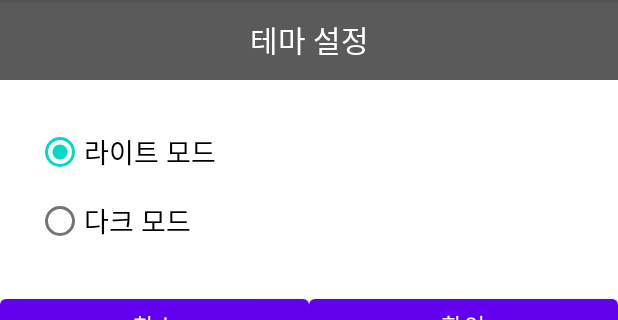
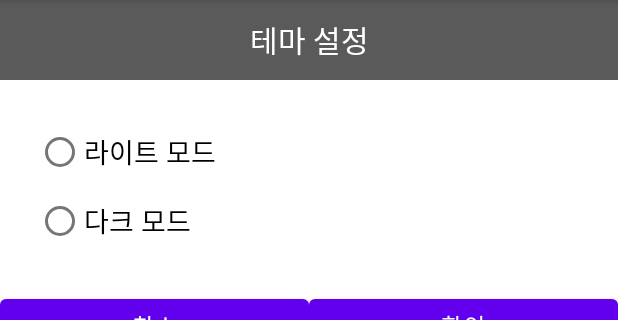
Before and after one commit to kksomi/PWManager, an Android app: the SettingThemeActivity screen opened directly, with no data from a screen before it, after a tap on "라이트 모드", on a phone screen of 412 x 824 dp, the part 84-404 px from its top. Run offline under Robolectric (Android 15) with nearby library versions, the phone set to English and light mode, and no system bars.

Commit message:
테마 라디오 박스 상태 유지

```diff
--- a/app/src/main/java/com/example/pwmanager/ui/setting/SettingThemeActivity.java
+++ b/app/src/main/java/com/example/pwmanager/ui/setting/SettingThemeActivity.java
@@ -1,10 +1,12 @@
 package com.example.pwmanager.ui.setting;
 
 import android.content.Intent;
+import android.content.SharedPreferences;
 import android.os.Bundle;
 import android.view.MotionEvent;
 import android.view.View;
 import android.widget.Button;
+import android.widget.RadioButton;
 
 import androidx.appcompat.app.AppCompatActivity;
 
@@ -13,16 +15,23 @@ import com.example.pwmanager.ThemeUtil;
 
 public class SettingThemeActivity extends AppCompatActivity {
 
-    Button r_btn_light,r_btn_dark;
+    RadioButton r_btn_light,r_btn_dark;
     String themeColor;
+    SharedPreferences settings;
+    SharedPreferences.Editor editor;
 
     @Override
     protected void onCreate(Bundle savedInstanceState) {
         super.onCreate(savedInstanceState);
         setContentView(R.layout.activity_setting_theme);
 
+        settings = getSharedPreferences("Answer",0);
+        editor = settings.edit();
+
         r_btn_light = findViewById(R.id.radioButton);
         r_btn_dark = findViewById(R.id.radioButton2);
+
+        r_btn_light.setChecked(true);
 
         r_btn_light.setOnClickListener((new View.OnClickListener() {
             @Override
@@ -30,7 +39,10 @@ public class SettingThemeActivity extends AppCompatActivity {
                 themeColor = ThemeUtil.LIGHT_MODE;
                 ThemeUtil.applyTheme(themeColor);
                 ThemeUtil.modSave(getApplicationContext(),themeColor);
-            }
+                editor.putBoolean("r_btn_light",true);
+                editor.putBoolean("r_btn_dark",false);
+                editor.commit();
+                }
         }));
 
         r_btn_dark.setOnClickListener(new View.OnClickListener() {
@@ -39,10 +51,19 @@ public class SettingThemeActivity extends AppCompatActivity {
                 themeColor = ThemeUtil.DARK_MODE;
                 ThemeUtil.applyTheme(themeColor);
                 ThemeUtil.modSave(getApplicationContext(),themeColor);
+                editor.putBoolean("r_btn_light",false);
+                editor.putBoolean("r_btn_dark",true);
+                editor.commit();
             }
         });
         //데이터 가져오기
         Intent intent = getIntent();
+
+        boolean btn_light = settings.getBoolean("r_btn_light",false);
+        boolean btn_dark = settings.getBoolean("r_btn_dark",false);
+
+        r_btn_light.setChecked(btn_light);
+        r_btn_dark.setChecked(btn_dark);
     }
 
     //취소, 확인 버튼 클릭
@@ -64,5 +85,4 @@ public class SettingThemeActivity extends AppCompatActivity {
         }
         return true;
     }
-
 }
--- a/app/src/main/res/layout/activity_setting_theme.xml
+++ b/app/src/main/res/layout/activity_setting_theme.xml
@@ -38,6 +38,8 @@
                 android:layout_height="wrap_content"
                 android:text="라이트 모드"
                 android:textSize="18sp" />
+<!--                android:checked="true"-->
+                />
 
             <RadioButton
                 android:id="@+id/radioButton2"
```
